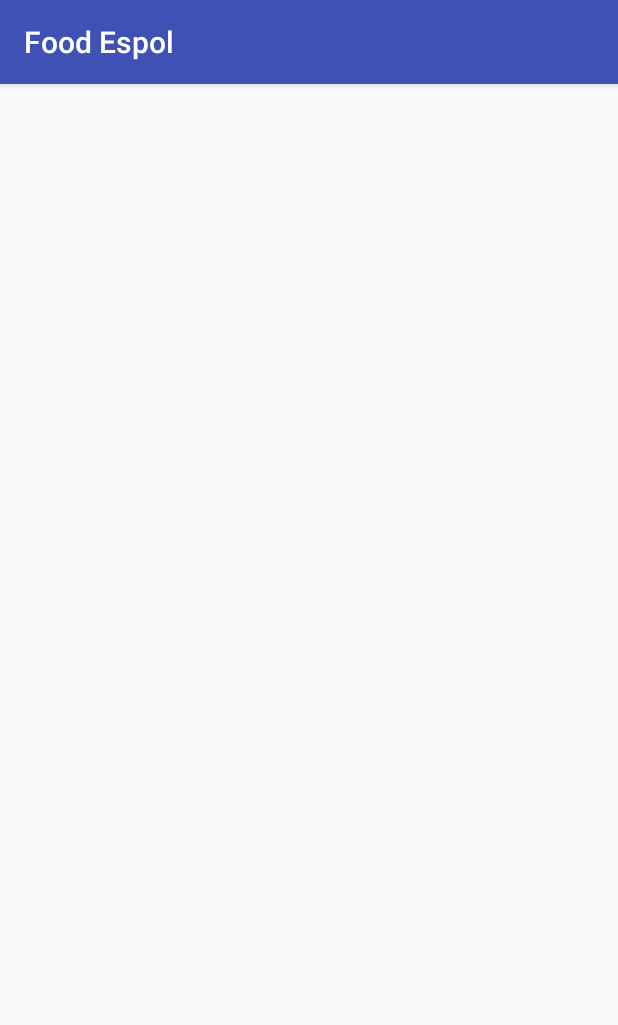
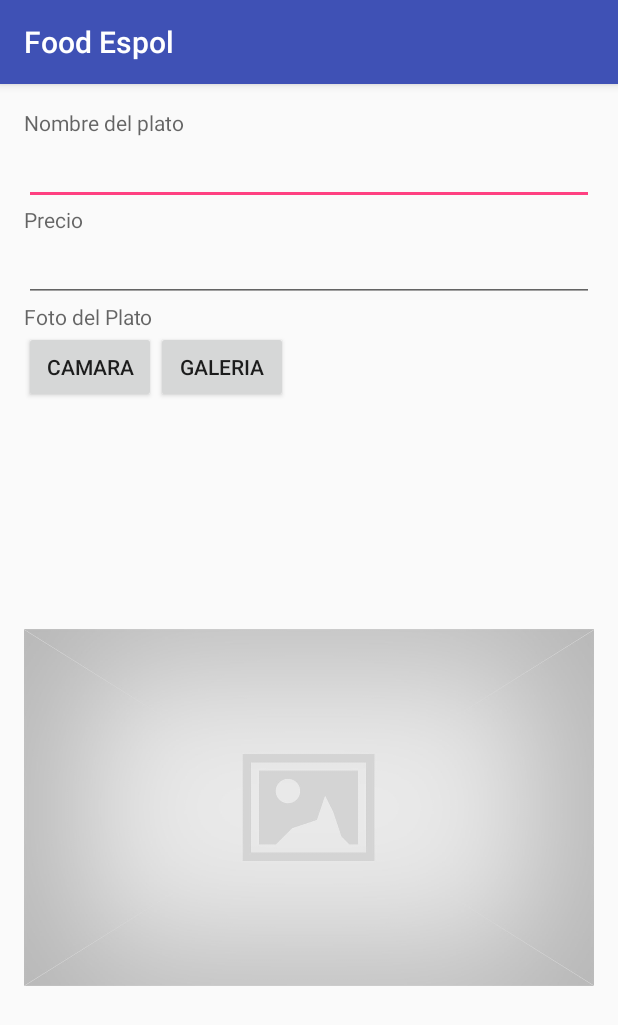
Before and after one commit to obayona/FoodEspol, an Android app: the NuevoPlato screen opened directly, with no data from a screen before it, on a phone screen of 412 x 824 dp. Shown: the top 1025 px of the screen. Run offline under Robolectric (Android 15) with nearby library versions, the phone set to English and light mode, and no system bars; network calls fail.

Commit message:
vista nuevo plato

```diff
--- a/FoodEspolAdmin/app/src/main/java/ec/espol/food/foodespoladmin/LogIn.java
+++ b/FoodEspolAdmin/app/src/main/java/ec/espol/food/foodespoladmin/LogIn.java
@@ -21,7 +21,7 @@ public class LogIn extends AppCompatActivity implements View.OnClickListener{
         Intent intent;
         controllerRequests controller = new controllerRequests(this.getApplicationContext());
         controller.validateLogIn("jorenver","cualquiera");
-        intent= new Intent(LogIn.this,TabAdmin.class);
+        intent = new Intent(LogIn.this,TabAdmin.class);
         startActivity(intent);
 
     }
--- a/FoodEspolAdmin/app/src/main/java/ec/espol/food/foodespoladmin/NuevoPlato.java
+++ b/FoodEspolAdmin/app/src/main/java/ec/espol/food/foodespoladmin/NuevoPlato.java
@@ -9,5 +9,8 @@ public class NuevoPlato extends AppCompatActivity {
     protected void onCreate(Bundle savedInstanceState) {
         super.onCreate(savedInstanceState);
         setContentView(R.layout.activity_nuevo_plato);
+
     }
+
+
 }
--- a/FoodEspolAdmin/app/src/main/java/ec/espol/food/foodespoladmin/Platos.java
+++ b/FoodEspolAdmin/app/src/main/java/ec/espol/food/foodespoladmin/Platos.java
@@ -2,12 +2,31 @@ package ec.espol.food.foodespoladmin;
 
 import android.support.v7.app.AppCompatActivity;
 import android.os.Bundle;
+import android.view.View;
+import android.content.Intent;
+import android.widget.Button;
+import android.util.Log;
 
 public class Platos extends AppCompatActivity {
 
+    private Button btNuevoPlato;
     @Override
     protected void onCreate(Bundle savedInstanceState) {
         super.onCreate(savedInstanceState);
         setContentView(R.layout.activity_platos);
+
+        btNuevoPlato = (Button)findViewById(R.id.btnNuevoPlato);
+        btNuevoPlato.setOnClickListener(new View.OnClickListener() {
+            @Override
+            public void onClick(View v) {
+                Log.i(DISPLAY_SERVICE, "Activity is created");
+                Intent intent = new Intent(Platos.this, NuevoPlato.class);
+                startActivity(intent);
+                Log.i(DISPLAY_SERVICE, "Activity is created");
+            }
+        });
+
     }
+
+
 }
--- a/FoodEspolAdmin/app/src/main/java/ec/espol/food/foodespoladmin/TabAdmin.java
+++ b/FoodEspolAdmin/app/src/main/java/ec/espol/food/foodespoladmin/TabAdmin.java
@@ -36,4 +36,11 @@ public class TabAdmin extends AppCompatActivity {
 
 
     }
+
+    @Override
+    public void onBackPressed() {
+        moveTaskToBack(true);
+    }
+
+
 }
--- a/FoodEspolAdmin/app/src/main/res/layout/activity_nuevo_plato.xml
+++ b/FoodEspolAdmin/app/src/main/res/layout/activity_nuevo_plato.xml
@@ -1,10 +1,119 @@
 <?xml version="1.0" encoding="utf-8"?>
-<RelativeLayout xmlns:android="http://schemas.android.com/apk/res/android"
+<LinearLayout xmlns:android="http://schemas.android.com/apk/res/android"
     xmlns:tools="http://schemas.android.com/tools" android:layout_width="match_parent"
     android:layout_height="match_parent" android:paddingLeft="@dimen/activity_horizontal_margin"
     android:paddingRight="@dimen/activity_horizontal_margin"
     android:paddingTop="@dimen/activity_vertical_margin"
     android:paddingBottom="@dimen/activity_vertical_margin"
+    android:orientation="vertical"
     tools:context="ec.espol.food.foodespoladmin.NuevoPlato">
 
-</RelativeLayout>
+    <LinearLayout xmlns:android="http://schemas.android.com/apk/res/android"
+        xmlns:tools="http://schemas.android.com/tools"
+        android:layout_width="match_parent"
+        android:layout_height="wrap_content"
+        android:orientation="vertical">
+        <TextView
+            android:layout_width="match_parent"
+            android:layout_height="wrap_content"
+            android:id="@+id/editText4"
+            android:hint="@string/platoName"
+            android:layout_weight="1" />
+
+        <EditText
+            android:layout_width="match_parent"
+            android:layout_height="wrap_content"
+            android:id="@+id/editNombrePlato"
+            android:layout_weight="1" />
+    </LinearLayout>
+
+
+
+    <LinearLayout xmlns:android="http://schemas.android.com/apk/res/android"
+        xmlns:tools="http://schemas.android.com/tools"
+        android:layout_width="match_parent"
+        android:layout_height="wrap_content"
+        android:orientation="vertical">
+        <TextView
+            android:layout_width="match_parent"
+            android:layout_height="wrap_content"
+            android:id="@+id/editText5"
+            android:hint="@string/platoPrecio"
+            android:layout_weight="1" />
+        <EditText
+            android:layout_width="match_parent"
+            android:layout_height="wrap_content"
+            android:id="@+id/editPrecioPlato"
+            android:layout_weight="1" />
+    </LinearLayout>
+
+
+
+    <LinearLayout xmlns:android="http://schemas.android.com/apk/res/android"
+        xmlns:tools="http://schemas.android.com/tools"
+        android:layout_width="match_parent"
+        android:layout_height="wrap_content"
+        android:orientation="vertical">
+        <TextView
+            android:layout_width="match_parent"
+            android:layout_height="wrap_content"
+            android:id="@+id/editText6"
+            android:hint="@string/platoFoto"
+            android:layout_weight="1" />
+
+        <LinearLayout xmlns:android="http://schemas.android.com/apk/res/android"
+            xmlns:tools="http://schemas.android.com/tools"
+            android:layout_width="match_parent"
+            android:layout_height="wrap_content"
+            android:orientation="horizontal">
+
+            <Button
+                android:layout_width="wrap_content"
+                android:layout_height="wrap_content"
+                android:text="Camara"
+                android:id="@+id/btPlatoCamara" />
+
+            <Button
+                android:layout_width="wrap_content"
+                android:layout_height="wrap_content"
+                android:text="Galeria"
+                android:id="@+id/btPlatoGaleria" />
+
+        </LinearLayout>
+
+
+    </LinearLayout>
+
+    <LinearLayout xmlns:android="http://schemas.android.com/apk/res/android"
+        xmlns:tools="http://schemas.android.com/tools"
+        android:layout_width="match_parent"
+        android:layout_height="wrap_content"
+        android:orientation="horizontal">
+
+    <ImageView
+        android:layout_width="match_parent"
+        android:layout_height="match_parent"
+        android:src="@drawable/no_image"
+        android:id="@+id/imagePlato" />
+
+    </LinearLayout>
+
+    <LinearLayout xmlns:android="http://schemas.android.com/apk/res/android"
+        xmlns:tools="http://schemas.android.com/tools"
+        android:layout_width="match_parent"
+        android:layout_height="wrap_content"
+        android:orientation="vertical">
+
+        <TextView
+            android:layout_width="match_parent"
+            android:layout_height="wrap_content"
+            android:id="@+id/editText7"
+            android:hint="@string/platoCategoria"
+            android:layout_weight="1" />
+
+    </LinearLayout>
+
+
+
+
+</LinearLayout>
--- a/FoodEspolAdmin/app/src/main/res/layout/activity_platos.xml
+++ b/FoodEspolAdmin/app/src/main/res/layout/activity_platos.xml
@@ -13,7 +13,8 @@
         android:layout_height="wrap_content"
         android:text="Nuevo Plato"
         android:id="@+id/btnNuevoPlato"
-        android:layout_gravity="center_horizontal" />
+        android:layout_gravity="center_horizontal"
+        android:clickable="true" />
 
     <ListView
         android:layout_width="match_parent"
--- a/FoodEspolAdmin/app/src/main/res/values/strings.xml
+++ b/FoodEspolAdmin/app/src/main/res/values/strings.xml
@@ -4,4 +4,14 @@
 
 <!-- TODO: Remove or change this placeholder text -->
     <string name="hello_blank_fragment">Hello blank fragment</string>
+    <string name="platoName">Nombre del plato</string>
+    <string name="platoPrecio">Precio</string>
+    <string name="platoFoto">Foto del Plato</string>
+    <string name="platoCategoria">Categoria</string>
+    <string name="categoriaComidaRapida">Comida rapida</string>
+    <string name="categoriaPiqueo">Piqueo</string>
+    <string name="categoriaDesayuno">Desayuno</string>
+    <string name="categoriaAlmuerzo">Almuerzo</string>
+
+
 </resources>
```
Also changed, not shown: FoodEspolAdmin/app/src/main/res/drawable/no_image.jpg (added), 4 other files.
